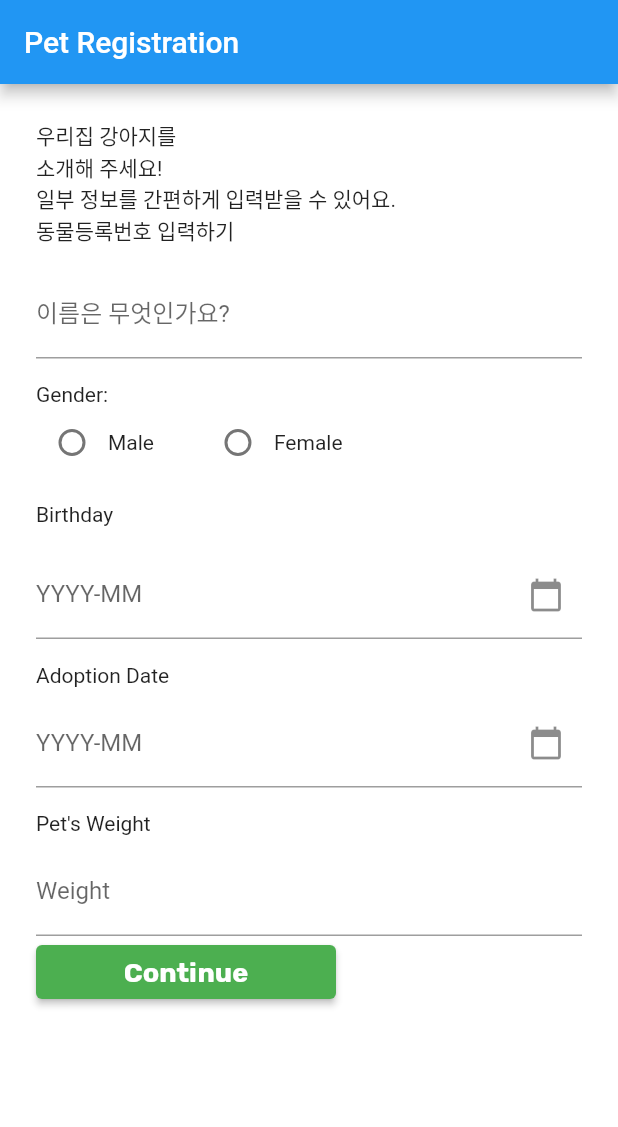
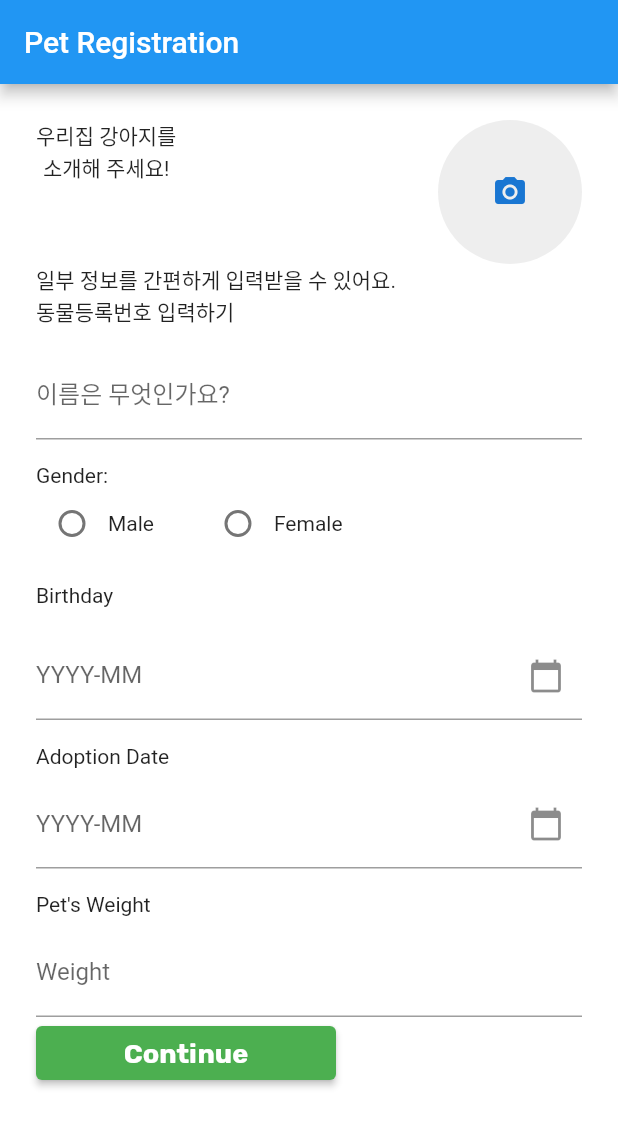
Before and after one commit to ksairos/animal_care, a Flutter app: the PetRegisterPage screen opened by its route, after a tap on "Continue", on a phone screen of 412 x 824 dp. Shown: the top 1127 px of the screen. Run offline on Flutter 3.47's test engine with Material 2 defaults, Android fonts, the phone set to English and light mode, and no system bars; our stand-ins replace flutter_secure_storage, go_router, image_picker, progress_state_button; accounts and stored records are empty.

Commit message:
Created an UploadImage function that allows to send encoded image to the API. Added functions for image picking from camera or file system. Added image upload during Pet Registration.

```diff
--- a/lib/screens/LoginPage.dart
+++ b/lib/screens/LoginPage.dart
@@ -73,8 +73,7 @@ class _LoginPageState extends State<LoginPage> {
         print(responseJson["msg"]);
         await _secureStorage.setUserName(
             _usernameController.text); // Add UserID into Secure Storage
-        final count =
-            await _petGetListCount(); // Get the number of pets for entered user
+        final count = await _petGetListCount(); // Get the number of pets for entered user
         print(count);
         if (context.mounted) {
           if (count == 0) {
--- a/lib/screens/PetRegisterPage.dart
+++ b/lib/screens/PetRegisterPage.dart
@@ -1,9 +1,15 @@
 import 'dart:convert';
+import 'dart:io';
 
+import 'package:animal_care_flutter_app/screens/HomePage.dart';
 import 'package:animal_care_flutter_app/utils/AppConfig.dart';
 import 'package:flutter/material.dart';
 import 'package:flutter/services.dart';
+import 'package:go_router/go_router.dart';
 import 'package:http/http.dart' as http;
+import 'package:image_picker/image_picker.dart';
+
+import '../utils/UploadImage.dart';
 
 class PetRegisterPage extends StatefulWidget {
   const PetRegisterPage({Key? key}) : super(key: key);
@@ -41,23 +47,68 @@ class _PetRegisterPageState extends State<PetRegisterPage> {
 
   // Post entered data to the server
   Future<void> _sendDataToApi() async {
+    int? petId;
+
     final petRegisterUrl = Uri.parse("${Server.serverUrl}/pet/register");
-    final response = await http.post(
-      petRegisterUrl,
+    final petUploadImgUrl = Uri.parse("${Server.serverUrl}/pet/uploadimg");
+
+    final response = await http.post(petRegisterUrl,
         headers: {'Content-Type': 'application/json'},
         body: jsonEncode({
-        'petName':_nameController.text,
+          'petName': _nameController.text,
           'petSex': _gender,
-        'petBirthYear': _birthdayController.text.substring(0,4),
+          'petBirthYear': _birthdayController.text.substring(0, 4),
           'petBirthMonth': _birthdayController.text.substring(5),
-        'petAdoptYear': _adoptionDateController.text.substring(0,4),
-        'petAdoptMonth':_adoptionDateController.text.substring(5),
+          'petAdoptYear': _adoptionDateController.text.substring(0, 4),
+          'petAdoptMonth': _adoptionDateController.text.substring(5),
           'petWeight': _weightController.text,
           'uid': await _secureStorage.getUserName() ?? '',
-      })
-    );
+        }));
 
-    // print(response.body);
+    final responseJson = jsonDecode(response.body);
+    petId = responseJson["petID"];
+
+    if (responseJson["code"] == 0) {
+
+      final responseUploadImgCode = await uploadImage(imageGallery!, petUploadImgUrl, petId);
+      print("Response code: $responseUploadImgCode");
+
+      if (responseUploadImgCode == 0){
+        if (context.mounted) {
+          context.push(HomePage.id);
+        }
+      }else{
+        print("Couldn't upload image");
+      }
+    }
+  }
+
+  File? imageGallery;
+
+  Future pickImageGallery() async {
+    try {
+      final imageGallery =
+          await ImagePicker().pickImage(source: ImageSource.gallery);
+      if (imageGallery == null) return;
+      final imageTemp = File(imageGallery.path);
+      setState(() => this.imageGallery = imageTemp);
+    } on PlatformException catch (e) {
+      print('Failed to pick image: $e');
+    }
+  }
+
+  File? imageCamera;
+
+  Future pickImageCamera() async {
+    try {
+      final imageCamera =
+          await ImagePicker().pickImage(source: ImageSource.camera);
+      if (imageCamera == null) return;
+      final imageTemp = File(imageCamera.path);
+      setState(() => this.imageCamera = imageTemp);
+    } on PlatformException catch (e) {
+      print('Failed to pick image: $e');
+    }
   }
 
   @override
@@ -78,8 +129,41 @@ class _PetRegisterPageState extends State<PetRegisterPage> {
                 child: Column(
                   crossAxisAlignment: CrossAxisAlignment.start,
                   children: [
+                    Row(
+                      mainAxisAlignment: MainAxisAlignment.spaceBetween,
+                      crossAxisAlignment: CrossAxisAlignment.start,
+                      children: [
+                        Column(
+                          mainAxisAlignment: MainAxisAlignment.spaceEvenly,
+                          children: [
                             Text("우리집 강아지를"),
                             Text("소개해 주세요!"),
+                          ],
+                        ),
+                        //TODO: Delete photo if clicked on the chosen photo
+                        InkWell(
+                          onTap: () {
+                            pickImageGallery();
+                          },
+                          child: CircleAvatar(
+                            backgroundColor: Colors.grey[200],
+                            radius: 48,
+                            child: (imageGallery == null)
+                                ? Icon(Icons.camera_alt)
+                                : ClipOval(
+                                    child: SizedBox(
+                                      height: 96,
+                                      width: 96,
+                                      child: Image.file(
+                                        imageGallery!,
+                                        fit: BoxFit.cover,
+                                      ),
+                                    ),
+                                  ),
+                          ),
+                        )
+                      ],
+                    ),
                     Text("일부 정보를 간편하게 입력받을 수 있어요."),
                     Text("동물등록번호 입력하기"),
                     SizedBox(
@@ -158,7 +242,8 @@ class _PetRegisterPageState extends State<PetRegisterPage> {
                     SizedBox(height: 8),
                     TextFormField(
                       controller: _weightController,
-                      keyboardType: TextInputType.numberWithOptions(decimal: true),
+                      keyboardType:
+                          TextInputType.numberWithOptions(decimal: true),
                       decoration: InputDecoration(
                         labelText: "Weight",
                       ),
@@ -177,8 +262,8 @@ class _PetRegisterPageState extends State<PetRegisterPage> {
                       width: 200,
                       child: ElevatedButton(
                         onPressed: () => _sendDataToApi(),
-                        style:
-                            ElevatedButton.styleFrom(backgroundColor: Colors.green),
+                        style: ElevatedButton.styleFrom(
+                            backgroundColor: Colors.green),
                         child: const Text(
                           "Continue",
                           style: TextStyle(
```
Also changed, not shown: lib/utils/UploadImage.dart (added, +39 -0 lines), assets/img/no_image.png (added), 3 other files. Lines whose indentation alone changed are shown as unchanged.
